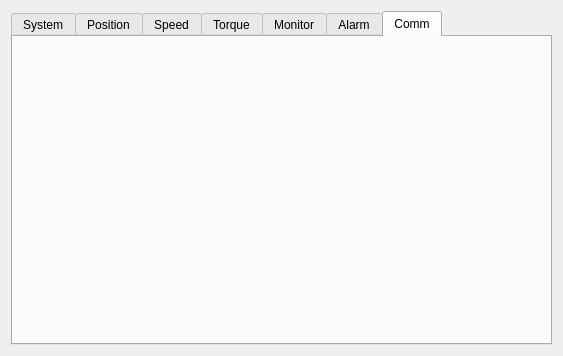
looninho/6DOF, file pyaasd/ui/aasd_test.ui: the form before one commit.
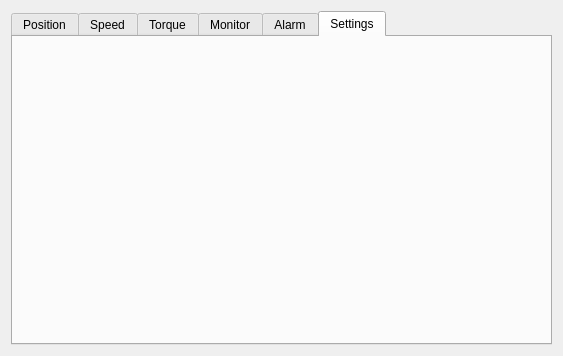
The form after the commit. Icons and pictures are not drawn.

What changed in the file:
```diff
--- a/pyaasd/ui/aasd_test.ui
+++ b/pyaasd/ui/aasd_test.ui
@@ -19,11 +19,6 @@
      <property name="currentIndex">
       <number>6</number>
      </property>
-     <widget class="QWidget" name="system_tab">
-      <attribute name="title">
-       <string>System</string>
-      </attribute>
-     </widget>
      <widget class="QWidget" name="position_tab">
       <attribute name="title">
        <string>Position</string>
@@ -51,7 +46,7 @@
      </widget>
      <widget class="QWidget" name="comm_tab">
       <attribute name="title">
-       <string>Comm</string>
+       <string>Settings</string>
       </attribute>
      </widget>
     </widget>
```
Left out of the diff: 12 changed lines with no effect on the pictures.
